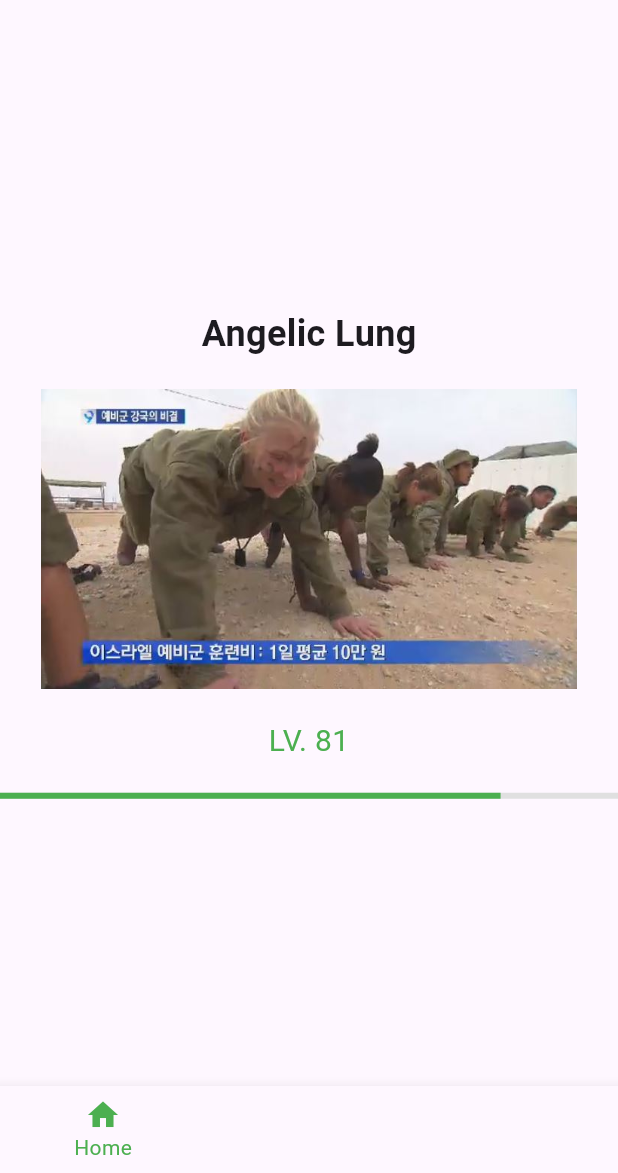
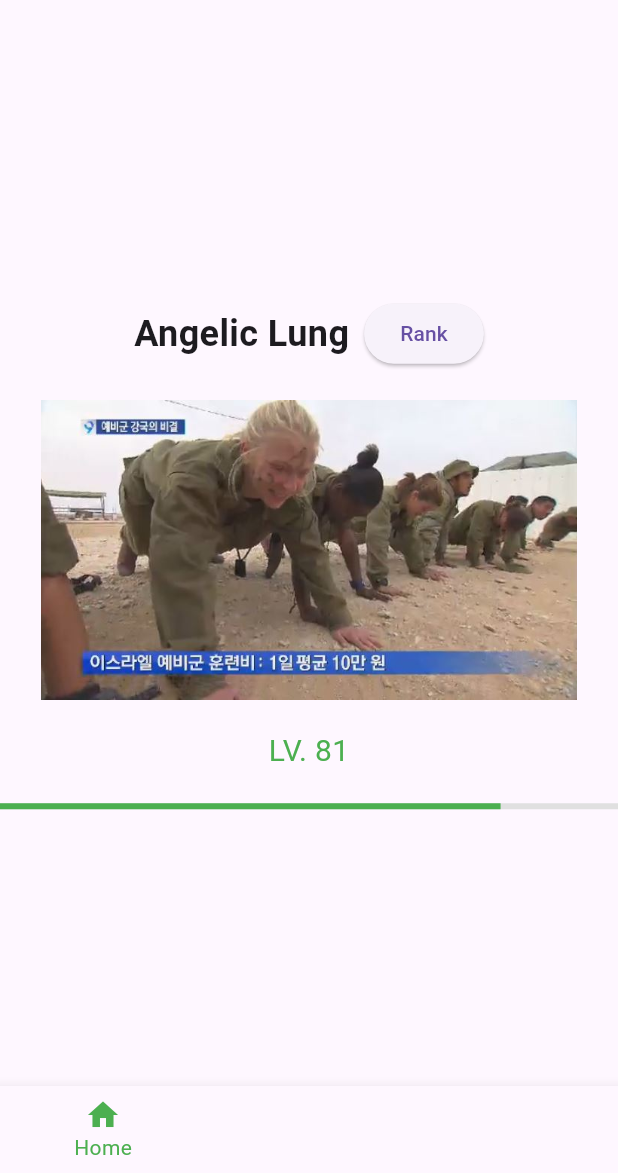
Before and after one commit to zzozzo0427/MAD_team_project, a Flutter app: the HomeScreen screen opened by its route, on a phone screen of 412 x 824 dp, the part 63-1236 px from its top. Run offline on Flutter 3.47's test engine with Material 3 defaults, Android fonts, the phone set to English and light mode, and no system bars; our stand-ins replace firebase_auth, firebase_core, google_sign_in; missing offline and left inert: map_launcher; accounts and stored records are empty.

Commit message:
add rank
add rank

```diff
--- a/lib/home.dart
+++ b/lib/home.dart
@@ -19,12 +19,27 @@ class HomeScreen extends StatelessWidget {
         child: Column(
           mainAxisAlignment: MainAxisAlignment.center,
           children: [
+            Row(
+              mainAxisAlignment: MainAxisAlignment.center,
+              children: [
                 Text(
                   'Angelic Lung',
                   style: TextStyle(
                     fontSize: 24,
                     fontWeight: FontWeight.bold,
                   ),
+                ),
+                SizedBox(width: 10),
+                ElevatedButton(
+                  onPressed: () {
+                    // Rank button action
+                  },
+                  child: Text('Rank'),
+                  style: ElevatedButton.styleFrom(
+                    iconColor: Colors.green, // Background color
+                  ),
+                ),
+              ],
             ),
             SizedBox(height: 20),
             Image.asset(
```
Also changed, not shown: 1 other file. Lines whose indentation alone changed are shown as unchanged.
